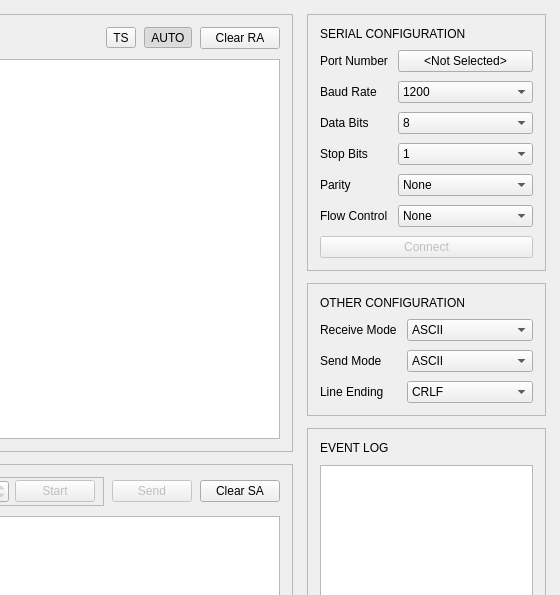
Old version of the form gui/mainwindow.ui in the repository ketoru210/tessera; both pictures show x 440 to 1000 and y 0 to 595 of the 1000 by 680 pixel window.
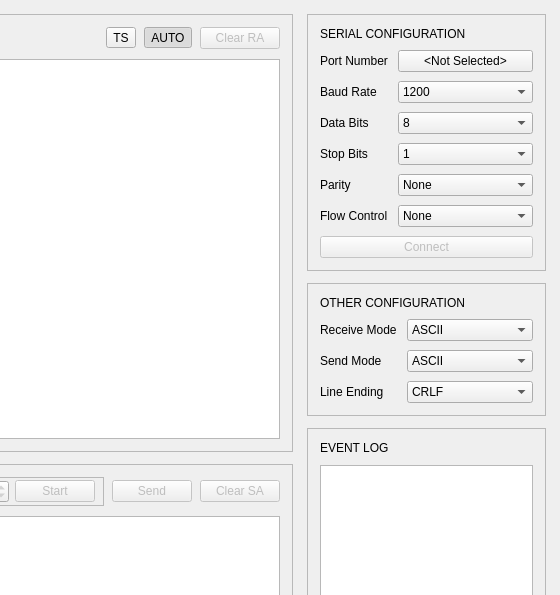
New version of the form.

Commit message: feat(gui): gate Send, repeat and Clear buttons on content and run state

Diff of the .ui file:
```diff
--- a/gui/mainwindow.ui
+++ b/gui/mainwindow.ui
@@ -131,6 +131,9 @@
             </item>
             <item>
              <widget class="QPushButton" name="clear_receive">
+              <property name="enabled">
+               <bool>false</bool>
+              </property>
               <property name="text">
                <string>Clear RA</string>
               </property>
@@ -278,6 +281,9 @@
             </item>
             <item>
              <widget class="QPushButton" name="clear_send">
+              <property name="enabled">
+               <bool>false</bool>
+              </property>
               <property name="text">
                <string>Clear SA</string>
               </property>
```
The commit also changes 2 other files.
